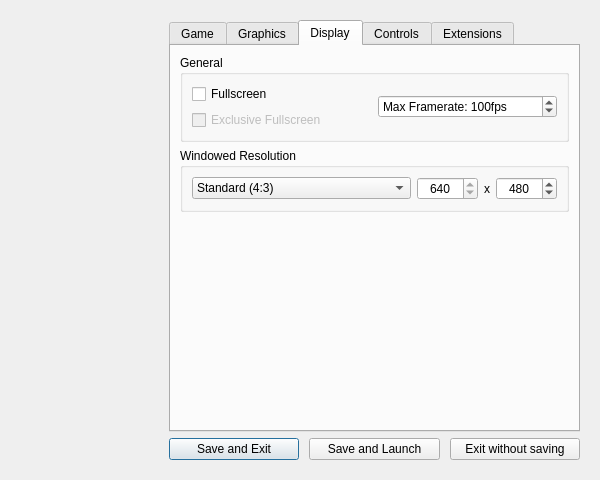
Above: CONFIG/res/maindialog.ui from isledecomp/isle-portable before the change. Below: the same form after it.
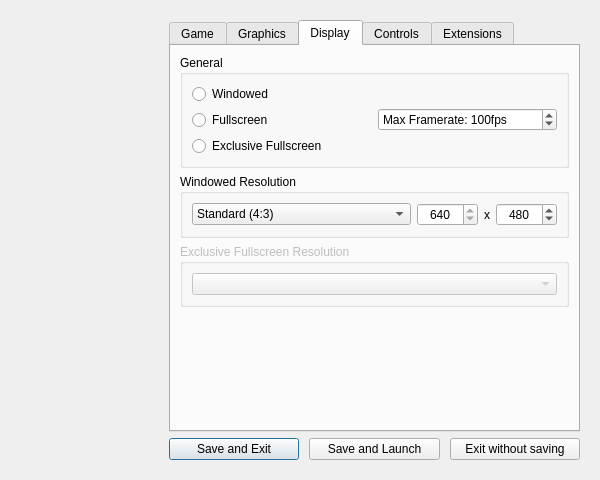
That is the form after the change. The open tabs and pages were chosen to show the change. Icons and pictures are not drawn.

Commit message: Add dropdown for exclusive fullscreen resolutions

Diff of the .ui file:
```diff
--- a/CONFIG/res/maindialog.ui
+++ b/CONFIG/res/maindialog.ui
@@ -625,23 +625,21 @@
              <item row="0" column="0">
               <layout class="QVBoxLayout" name="fullscreenCheckboxContainer">
                <item>
-                <widget class="QCheckBox" name="fullscreenCheckBox">
-                 <property name="toolTip">
-                  <string>Toggle fullscreen display mode.</string>
+                <widget class="QRadioButton" name="windowedRadioButton">
+                 <property name="text">
+                  <string>Windowed</string>
                  </property>
+                </widget>
+               </item>
+               <item>
+                <widget class="QRadioButton" name="fullscreenRadioButton">
                  <property name="text">
                   <string>Fullscreen</string>
                  </property>
                 </widget>
                </item>
                <item>
-                <widget class="QCheckBox" name="exclusiveFullscreenCheckbox">
-                 <property name="enabled">
-                  <bool>false</bool>
-                 </property>
-                 <property name="toolTip">
-                  <string>Grants the app full control of the display for better performance and lower input lag. May cause slower alt-tabbing.</string>
-                 </property>
+                <widget class="QRadioButton" name="exFullscreenRadioButton">
                  <property name="text">
                   <string>Exclusive Fullscreen</string>
                  </property>
@@ -764,6 +762,25 @@
             </layout>
            </widget>
           </item>
+          <item>
+           <widget class="QGroupBox" name="exFullResContainer">
+            <property name="enabled">
+             <bool>false</bool>
+            </property>
+            <property name="title">
+             <string>Exclusive Fullscreen Resolution</string>
+            </property>
+            <layout class="QVBoxLayout" name="verticalLayout_4">
+             <item>
+              <widget class="QComboBox" name="exFullResComboBox">
+               <property name="placeholderText">
+                <string>Resolution</string>
+               </property>
+              </widget>
+             </item>
+            </layout>
+           </widget>
+          </item>
           <item>
            <spacer name="verticalSpacer_4">
             <property name="orientation">
```
Left out of the diff: 4 changed lines with no effect on the pictures. The commit also changes 6 other files.
